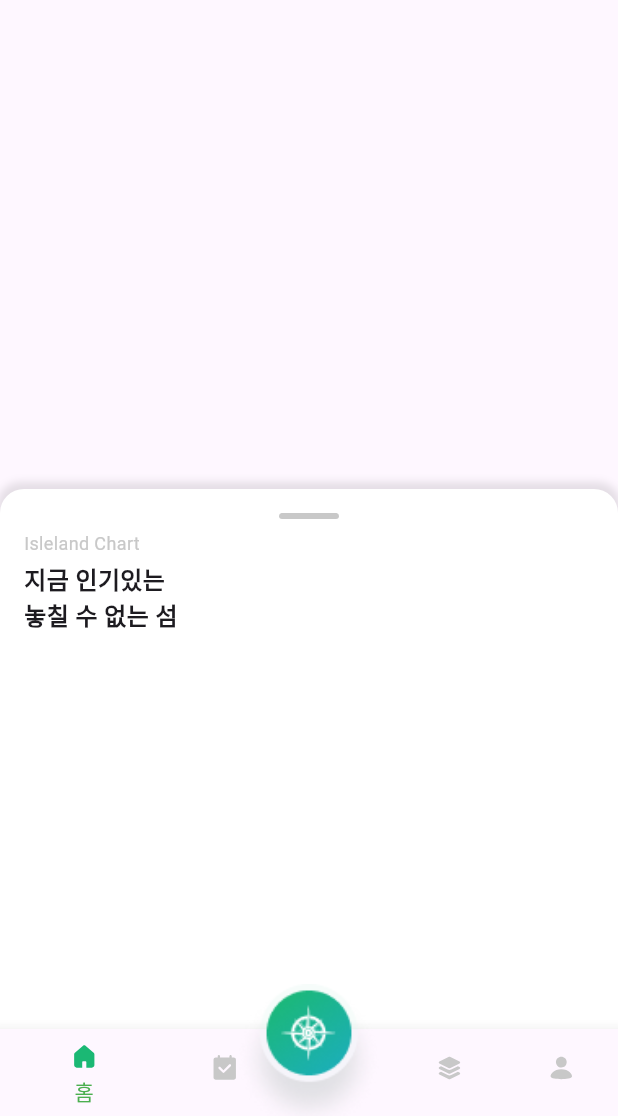
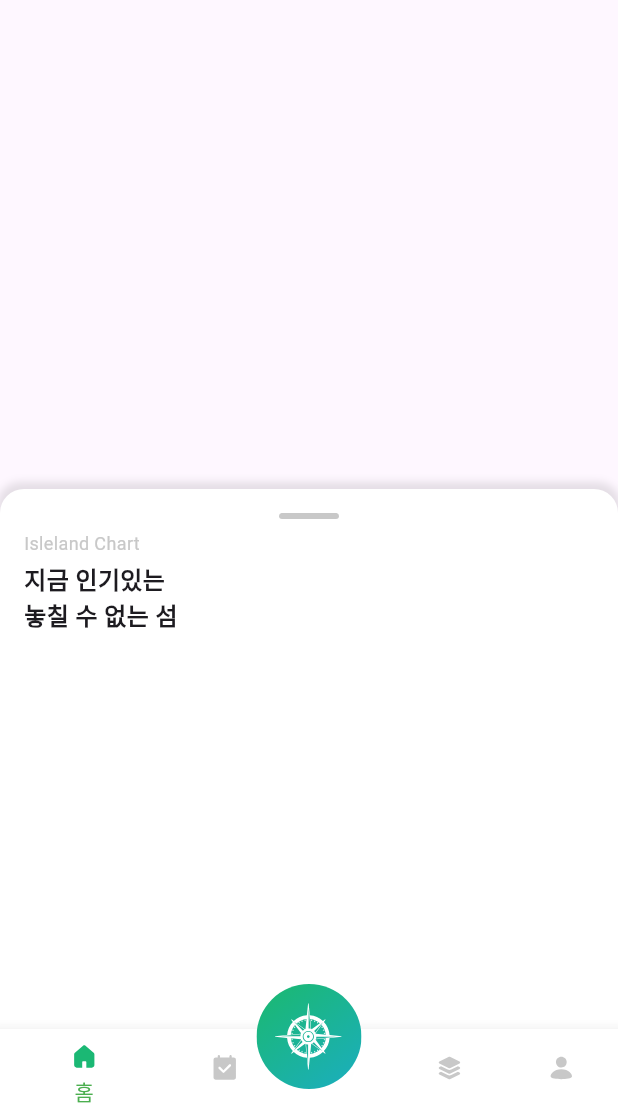
Before and after one commit to eoieiie/island-trip-app, a Flutter app: the MainPage screen opened directly, on a phone screen of 412 x 824 dp, the part 120-1236 px from its top. Run offline on Flutter 3.47's test engine with Material 3 defaults, Android fonts, the phone set to English and light mode, and no system bars; our stand-ins replace cached_network_image, cloud_firestore, firebase_auth, firebase_core, firebase_storage, flutter_dotenv and 4 more; missing offline and left inert: flutter_naver_map, kakao_flutter_sdk_user, photo_manager, photofilters; accounts and stored records are empty; network calls fail; Roboto replaces fonts that are missing (Lobster).

Commit message:
modifying navigation bar

```diff
--- a/lib/main.dart
+++ b/lib/main.dart
@@ -90,11 +90,15 @@ class _MainPageState extends State<MainPage> {
       body: _widgetOptions.elementAt(_selectedIndex),
       bottomNavigationBar: Stack(
         children: [
-          BottomNavigationBar(
+          Theme(
+            data: Theme.of(context).copyWith(
+              canvasColor: Colors.white,  // BottomNavigationBar 배경색을 흰색으로 설정
+            ),
+            child: BottomNavigationBar(
               items: <BottomNavigationBarItem>[
                 BottomNavigationBarItem(
                   icon: SvgPicture.asset(
-                  'assets/images/icon-home-mono.svg', // SVG 이미지 경로
+                    'assets/images/icon-home-mono.svg',
                     width: 24,
                     height: 24,
                     color: _selectedIndex == 0 ? Color(0xFF1BB874) : Color(0xFFC8C8C8),
@@ -103,8 +107,7 @@ class _MainPageState extends State<MainPage> {
                 ),
                 BottomNavigationBarItem(
                   icon: SvgPicture.asset(
-                  'assets/images/icon_calendar.svg', // SVG 이미지 경로
-                  // 'assets/images/icon-home-mono.svg', // SVG 이미지 경로
+                    'assets/images/icon_calendar.svg',
                     width: 24,
                     height: 24,
                     color: _selectedIndex == 1 ? Color(0xFF1BB874) : Color(0xFFC8C8C8),
@@ -112,12 +115,12 @@ class _MainPageState extends State<MainPage> {
                   label: '일정',
                 ),
                 BottomNavigationBarItem(
-                icon: Container(), // 중앙 버튼은 Stack에서 따로 처리하므로 빈 컨테이너
+                  icon: Container(),
                   label: '',
                 ),
                 BottomNavigationBarItem(
                   icon: SvgPicture.asset(
-                  'assets/images/icon-stack-up-square-mono.svg', // SVG 이미지 경로
+                    'assets/images/icon-stack-up-square-mono.svg',
                     width: 24,
                     height: 24,
                     color: _selectedIndex == 3 ? Color(0xFF1BB874) : Color(0xFFC8C8C8),
@@ -126,7 +129,7 @@ class _MainPageState extends State<MainPage> {
                 ),
                 BottomNavigationBarItem(
                   icon: SvgPicture.asset(
-                  'assets/images/icon-user-mono.svg', // SVG 이미지 경로
+                    'assets/images/icon-user-mono.svg',
                     width: 24,
                     height: 24,
                     color: _selectedIndex == 4 ? Color(0xFF1BB874) : Color(0xFFC8C8C8),
@@ -138,39 +141,35 @@ class _MainPageState extends State<MainPage> {
               selectedItemColor: Colors.green,
               unselectedItemColor: Colors.grey,
               onTap: _onItemTapped,
-          ),Positioned(
-            top: -30, // 이 값을 조정하여 중앙 아이콘의 높이를 설정하세요.
-            left: MediaQuery.of(context).size.width / 2 - 50, // 아이콘 크기의 절반만큼 왼쪽으로 이동
+            ),
+          ),
+          Positioned(
+            top: -30,
+            left: MediaQuery.of(context).size.width / 2 - 35,
             child: GestureDetector(
               onTap: () {
                 Navigator.push(
                   context,
                   MaterialPageRoute(builder: (context) => HomeMapView()),
                 );
-
-              }, // 중앙 버튼 탭 처리
+              },
               child: Container(
-                width: 100,
-                height: 100,
+                width: 70,
+                height: 70,
                 decoration: BoxDecoration(
                   shape: BoxShape.circle,
-                  boxShadow: [
-                    // BoxShadow(
-                    // color: Colors.black.withOpacity(0.2),
-                    // blurRadius: 8,
-                    // offset: Offset(0, 4),
-                    // ),
-                  ],
                 ),
-                child: Image.asset(
-                  'assets/images/icon_compass.png', // PNG 이미지 경로
+                child: SvgPicture.asset(
+                  'assets/images/mapIcon.svg',
+                  width: 52,
+                  height: 52,
                   fit: BoxFit.cover,
                 ),
               ),
             ),
           ),
         ],
-        clipBehavior: Clip.none, // 상단에 겹치는 아이콘이 잘리지 않도록 설정
+        clipBehavior: Clip.none,
       ),
     );
   }
--- a/lib/section/my_page/view/mypage_view.dart
+++ b/lib/section/my_page/view/mypage_view.dart
@@ -3,7 +3,7 @@ import 'package:get/get.dart';
 import 'package:project_island/section/my_page/viewmodel/mypage_controller.dart';
 import 'package:project_island/section/my_page/mypage_list/view/Cutomer Service.dart';
 import 'package:project_island/section/my_page/mypage_list/view/Notice.dart';
-import 'package:project_island/section/my_page//view/profile_edit_view.dart';
+import 'package:project_island/section/my_page/view/profile_edit_view.dart';
 import 'package:project_island/section/my_page/view/setting_view.dart';
 import 'package:project_island/section/login/model/login_model.dart' as google_auth;
 import 'package:project_island/section/login/model/kakao_login.dart' as kakao_auth;
```
Also changed, not shown: lib/section/my_page/viewmodel/mypage_controller.dart (+7 -0 lines), assets/images/mapIcon.svg (added). Lines whose indentation alone changed are shown as unchanged.
